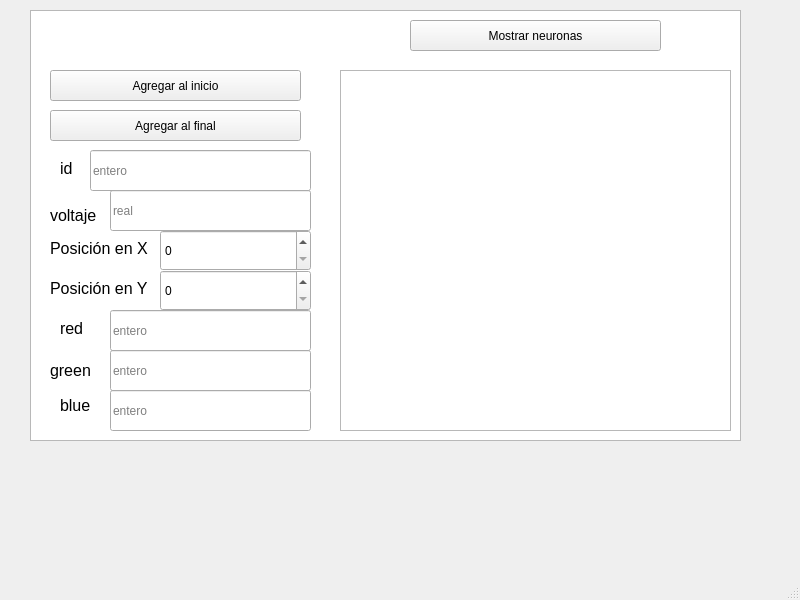
This is mainwindow.ui in JosueRobles/Actividad4_SA as Qt 5 draws it before an edit. The edited form follows.
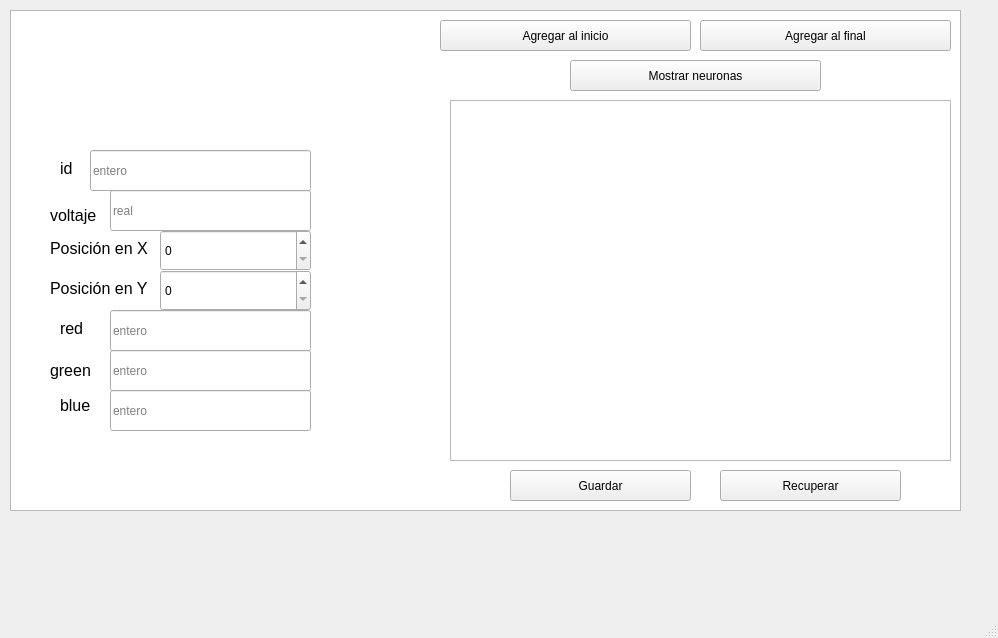
This is the edited form.

```diff
--- a/mainwindow.ui
+++ b/mainwindow.ui
@@ -6,8 +6,8 @@
    <rect>
     <x>0</x>
     <y>0</y>
-    <width>800</width>
-    <height>600</height>
+    <width>998</width>
+    <height>638</height>
    </rect>
   </property>
   <property name="windowTitle">
@@ -17,9 +17,9 @@
    <widget class="QPlainTextEdit" name="ListaNeuronas">
     <property name="geometry">
      <rect>
-      <x>340</x>
-      <y>70</y>
-      <width>391</width>
+      <x>450</x>
+      <y>100</y>
+      <width>501</width>
       <height>361</height>
      </rect>
     </property>
@@ -27,8 +27,8 @@
    <widget class="QPushButton" name="ButtonAAI">
     <property name="geometry">
      <rect>
-      <x>50</x>
-      <y>70</y>
+      <x>440</x>
+      <y>20</y>
       <width>251</width>
       <height>31</height>
      </rect>
@@ -79,8 +79,8 @@
    <widget class="QPushButton" name="ButtonAAF">
     <property name="geometry">
      <rect>
-      <x>50</x>
-      <y>110</y>
+      <x>700</x>
+      <y>20</y>
       <width>251</width>
       <height>31</height>
      </rect>
@@ -92,8 +92,8 @@
    <widget class="QPushButton" name="ButtonMostrar">
     <property name="geometry">
      <rect>
-      <x>410</x>
-      <y>20</y>
+      <x>570</x>
+      <y>60</y>
       <width>251</width>
       <height>31</height>
      </rect>
@@ -115,10 +115,10 @@
    <widget class="QGraphicsView" name="graphicsView">
     <property name="geometry">
      <rect>
-      <x>30</x>
+      <x>10</x>
       <y>10</y>
-      <width>711</width>
-      <height>431</height>
+      <width>951</width>
+      <height>501</height>
      </rect>
     </property>
    </widget>
@@ -284,6 +284,32 @@
      <string>blue</string>
     </property>
    </widget>
+   <widget class="QPushButton" name="ButtonGuardar">
+    <property name="geometry">
+     <rect>
+      <x>510</x>
+      <y>470</y>
+      <width>181</width>
+      <height>31</height>
+     </rect>
+    </property>
+    <property name="text">
+     <string>Guardar</string>
+    </property>
+   </widget>
+   <widget class="QPushButton" name="ButtonRecuperar">
+    <property name="geometry">
+     <rect>
+      <x>720</x>
+      <y>470</y>
+      <width>181</width>
+      <height>31</height>
+     </rect>
+    </property>
+    <property name="text">
+     <string>Recuperar</string>
+    </property>
+   </widget>
    <zorder>graphicsView</zorder>
    <zorder>ListaNeuronas</zorder>
    <zorder>ButtonAAI</zorder>
@@ -303,14 +329,16 @@
    <zorder>label_5</zorder>
    <zorder>label_6</zorder>
    <zorder>label_7</zorder>
+   <zorder>ButtonGuardar</zorder>
+   <zorder>ButtonRecuperar</zorder>
   </widget>
   <widget class="QMenuBar" name="menubar">
    <property name="geometry">
     <rect>
      <x>0</x>
      <y>0</y>
-     <width>800</width>
-     <height>21</height>
+     <width>998</width>
+     <height>22</height>
     </rect>
    </property>
   </widget>
```
